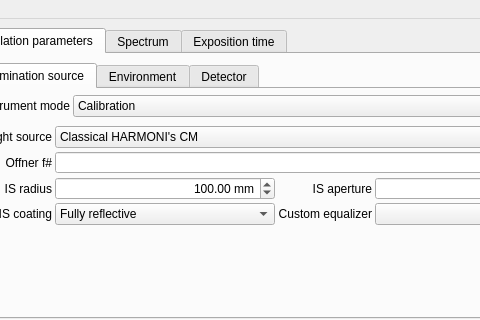
This is simui/simui.ui in HARMONI-CAB/radiosim as Qt 5 draws it before an edit; both pictures show x 346 to 826 and y 0 to 320 of the 975 by 771 pixel window. The edited form follows.
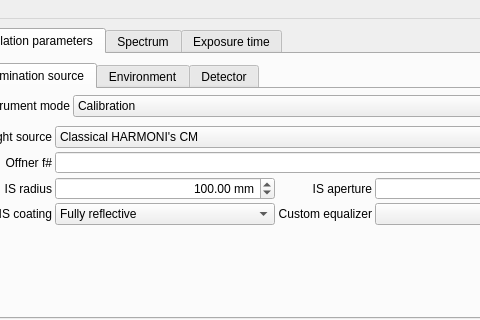
This is the edited form.

Patch:
```diff
--- a/simui/simui.ui
+++ b/simui/simui.ui
@@ -1722,7 +1722,7 @@
       </widget>
       <widget class="QWidget" name="outPage">
        <attribute name="title">
-        <string>Exposition time</string>
+        <string>Exposure time</string>
        </attribute>
        <layout class="QGridLayout" name="gridLayout_11">
         <item row="0" column="1">
```
